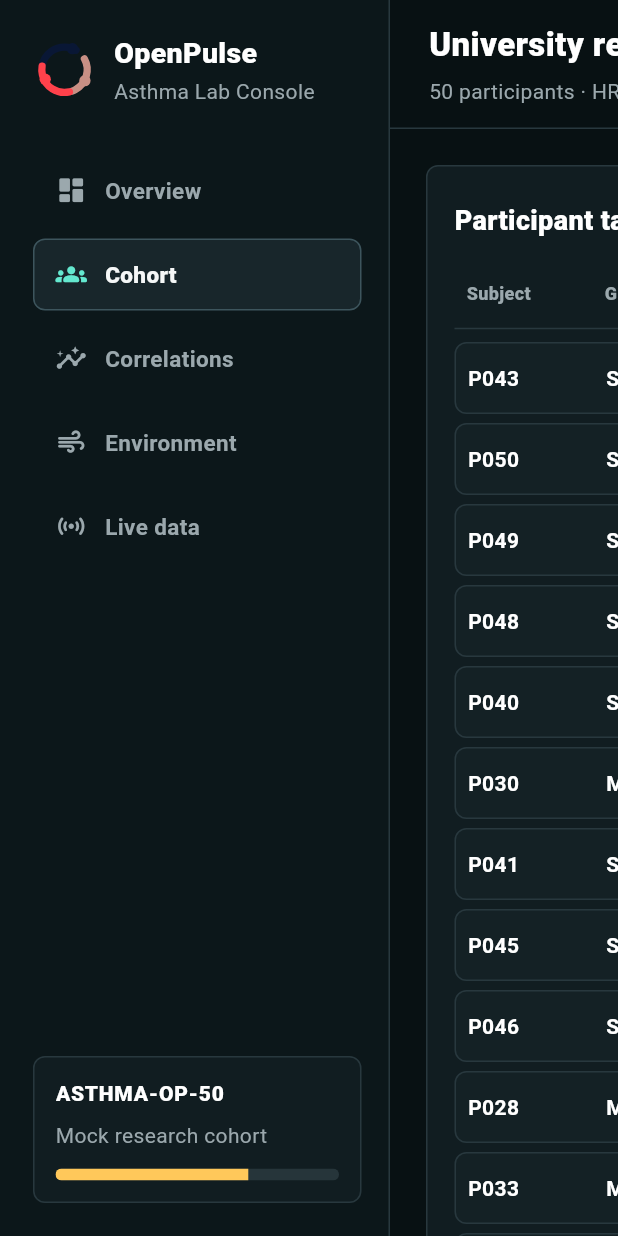
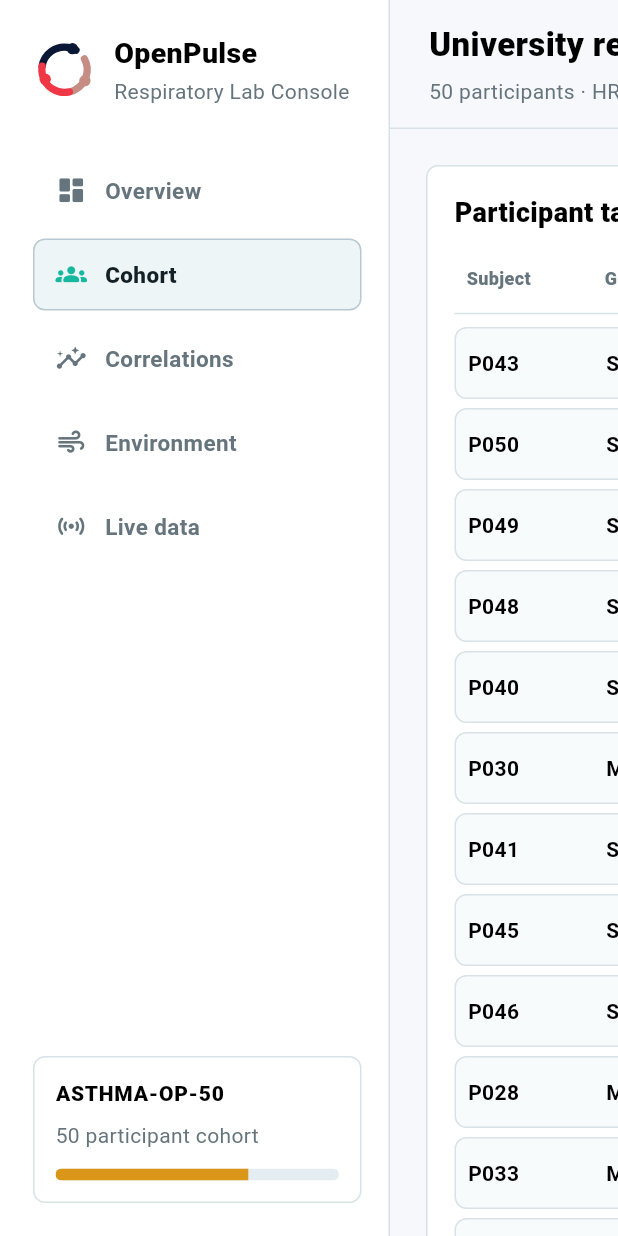
Before and after one commit to mateo-gepard/OpenpulseApp, a Flutter app: the screen it shows after launch, after a tap on "Cohort", on a phone screen of 412 x 824 dp. Run offline on Flutter 3.47's test engine with Material 3 defaults, Android fonts, the phone set to English and light mode, and no system bars; our stand-ins replace flutter_blue_plus, flutter_local_notifications, timezone; missing offline and left inert: sqlite3; Roboto replaces fonts that are missing (Helvetica).

Commit message:
Refine research dashboard layout and light theme

```diff
--- a/desktop/openpulse_dashboard/lib/main.dart
+++ b/desktop/openpulse_dashboard/lib/main.dart
@@ -20,13 +20,31 @@
       title: 'OpenPulse Research Dashboard',
       theme: ThemeData(
         useMaterial3: true,
-        brightness: Brightness.dark,
+        brightness: Brightness.light,
         fontFamily: 'Helvetica',
         scaffoldBackgroundColor: AppColors.background,
-        colorScheme: const ColorScheme.dark(
-          primary: AppColors.mint,
+        colorScheme: const ColorScheme.light(
+          primary: AppColors.blueInk,
           secondary: AppColors.coral,
           surface: AppColors.surface,
+        ),
+        filledButtonTheme: FilledButtonThemeData(
+          style: FilledButton.styleFrom(
+            backgroundColor: AppColors.blueInk,
+            foregroundColor: Colors.white,
+            shape: RoundedRectangleBorder(
+              borderRadius: BorderRadius.circular(8),
+            ),
+          ),
+        ),
+        outlinedButtonTheme: OutlinedButtonThemeData(
+          style: OutlinedButton.styleFrom(
+            foregroundColor: AppColors.blueInk,
+            side: const BorderSide(color: AppColors.lineStrong),
+            shape: RoundedRectangleBorder(
+              borderRadius: BorderRadius.circular(8),
+            ),
+          ),
         ),
       ),
       home: const DashboardShell(),
@@ -66,7 +84,7 @@
         return Scaffold(
           body: LayoutBuilder(
             builder: (context, constraints) {
-              final width = math.max(1280.0, constraints.maxWidth);
+              final width = math.max(1360.0, constraints.maxWidth);
               return SingleChildScrollView(
                 scrollDirection: Axis.horizontal,
                 child: SizedBox(
@@ -182,7 +200,7 @@
                         ),
                         SizedBox(height: 2),
                         Text(
-                          'Asthma Lab Console',
+                          'Respiratory Lab Console',
                           style: TextStyle(color: AppColors.muted),
                         ),
                       ],
@@ -285,7 +303,7 @@
           ),
           SizedBox(height: 8),
           Text(
-            'Mock research cohort',
+            '50 participant cohort',
             style: TextStyle(color: AppColors.muted),
           ),
           SizedBox(height: 12),
@@ -440,7 +458,7 @@
                 child: MetricPanel(
                   title: 'Mean heart rate',
                   value: '${avgHr.toStringAsFixed(0)} bpm',
-                  subtitle: 'Mock cohort median window',
+                  subtitle: 'Cohort median window',
                   icon: Icons.favorite_rounded,
                   color: AppColors.coral,
                   sparkValues: cohort.map((subject) => subject.heartRate),
@@ -451,7 +469,7 @@
                 child: MetricPanel(
                   title: 'Skin temperature',
                   value: '${avgTemp.toStringAsFixed(1)} degC',
-                  subtitle: 'Mock wearable thermal proxy',
+                  subtitle: 'Wearable thermal proxy',
                   icon: Icons.thermostat_rounded,
                   color: AppColors.amber,
                   sparkValues: cohort.map(
@@ -464,7 +482,7 @@
                 child: MetricPanel(
                   title: 'PM2.5 exposure',
                   value: '${avgPm25.toStringAsFixed(1)} ug/m3',
-                  subtitle: 'Mock indoor/outdoor blend',
+                  subtitle: 'Indoor/outdoor blend',
                   icon: Icons.air_rounded,
                   color: AppColors.blue,
                   sparkValues: cohort.map((subject) => subject.pm25),
@@ -475,7 +493,7 @@
                 child: MetricPanel(
                   title: 'Composite risk',
                   value: '${(risk * 100).round()}%',
-                  subtitle: 'Mock asthma signal score',
+                  subtitle: 'Asthma signal score',
                   icon: Icons.health_and_safety_rounded,
                   color: AppColors.mint,
                   sparkValues: cohort.map(
@@ -493,7 +511,6 @@
                 flex: 7,
                 child: SurfacePanel(
                   title: 'Exposure correlation overview',
-                  trailing: _MockBadge(),
                   child: SizedBox(
                     height: 330,
                     child: Row(
@@ -544,7 +561,6 @@
                 flex: 4,
                 child: SurfacePanel(
                   title: 'Signal matrix',
-                  trailing: _MockBadge(),
                   child: SizedBox(
                     height: 330,
                     child: CorrelationMatrix(cohort: cohort),
@@ -560,7 +576,6 @@
               Expanded(
                 child: SurfacePanel(
                   title: 'Risk bands',
-                  trailing: _MockBadge(),
                   child: RiskBandChart(cohort: cohort),
                 ),
               ),
@@ -568,7 +583,6 @@
               Expanded(
                 child: SurfacePanel(
                   title: 'Site exposure load',
-                  trailing: _MockBadge(),
                   child: SiteLoadChart(cohort: cohort),
                 ),
               ),
@@ -592,7 +606,6 @@
     return DashboardScroll(
       child: SurfacePanel(
         title: 'Participant table',
-        trailing: _MockBadge(),
         child: Column(
           children: [
             const _CohortHeaderRow(),
@@ -792,7 +805,6 @@
               Expanded(
                 child: SurfacePanel(
                   title: 'Pearson correlation grid',
-                  trailing: _MockBadge(),
                   child: SizedBox(
                     height: 345,
                     child: CorrelationMatrix(cohort: cohort),
@@ -863,7 +875,6 @@
               Expanded(
                 child: SurfacePanel(
                   title: '24h exposure profile',
-                  trailing: _MockBadge(),
                   child: SizedBox(
                     height: 340,
                     child: MultiLineChart(
@@ -892,7 +903,6 @@
               Expanded(
                 child: SurfacePanel(
                   title: 'Micro-site distribution',
-                  trailing: _MockBadge(),
                   child: SizedBox(
                     height: 340,
                     child: SiteLoadChart(cohort: cohort),
@@ -909,7 +919,7 @@
                   title: 'Peak PM2.5',
                   value:
                       '${hourly.map((e) => e.pm25).reduce(math.max).toStringAsFixed(1)} ug/m3',
-                  subtitle: 'Mock 24h high exposure',
+                  subtitle: '24h high exposure',
                   icon: Icons.filter_drama_rounded,
                   color: AppColors.blue,
                   sparkValues: hourly.map((point) => point.pm25),
@@ -921,7 +931,7 @@
                   title: 'Humidity',
                   value:
                       '${hourly.map((e) => e.humidity).averageValue().toStringAsFixed(0)}%',
-                  subtitle: 'Mock respiratory context',
+                  subtitle: 'Respiratory context',
                   icon: Icons.water_drop_rounded,
                   color: AppColors.mint,
                   sparkValues: hourly.map((point) => point.humidity),
@@ -935,7 +945,7 @@
                       .map((e) => e.voc)
                       .averageValue()
                       .toStringAsFixed(0),
-                  subtitle: 'Mock indoor source estimate',
+                  subtitle: 'Indoor source estimate',
                   icon: Icons.science_rounded,
                   color: AppColors.coral,
                   sparkValues: hourly.map((point) => point.voc),
@@ -1549,17 +1559,6 @@
   }
 }
 
-class _MockBadge extends StatelessWidget {
-  @override
-  Widget build(BuildContext context) {
-    return const _Badge(
-      icon: Icons.dataset_rounded,
-      label: 'Mock cohort',
-      color: AppColors.amber,
-    );
-  }
-}
-
 class _HardwareBadge extends StatelessWidget {
   @override
   Widget build(BuildContext context) {
@@ -1717,7 +1716,9 @@
 
   @override
   Widget build(BuildContext context) {
-    return CustomPaint(painter: _LinePainter(series: series));
+    return SizedBox.expand(
+      child: CustomPaint(painter: _LinePainter(series: series)),
+    );
   }
 }
 
@@ -1752,7 +1753,9 @@
         values: ir.map((sample) => sample.toDouble()).toList(),
       ),
     ];
-    return CustomPaint(painter: _LinePainter(series: series));
+    return SizedBox.expand(
+      child: CustomPaint(painter: _LinePainter(series: series)),
+    );
   }
 }
 
@@ -1781,6 +1784,9 @@
 
   @override
   void paint(Canvas canvas, Size size) {
+    if (size.width < 8 || size.height < 8) {
+      return;
+    }
     final values = series.expand((entry) => entry.values).toList();
     final rect = Offset.zero & size;
     final bg = Paint()
@@ -1796,13 +1802,13 @@
       return;
     }
 
-    final left = showGrid ? 44.0 : 0.0;
-    final top = showLegend ? 32.0 : 2.0;
+    final left = showGrid ? 46.0 : 0.0;
+    final top = showLegend ? 36.0 : 2.0;
     final chart = Rect.fromLTWH(
       left,
       top,
-      math.max(1, size.width - left - 10),
-      math.max(1, size.height - top - 24),
+      math.max(1, size.width - left - 18),
+      math.max(1, size.height - top - 28),
     );
     final minValue = values.reduce(math.min);
     final maxValue = values.reduce(math.max);
@@ -1918,7 +1924,8 @@
 
   @override
   Widget build(BuildContext context) {
-    return CustomPaint(
+    return SizedBox.expand(
+      child: CustomPaint(
         painter: _ScatterPainter(
           subjects: subjects,
           x: x,
@@ -1926,6 +1933,7 @@
           xLabel: xLabel,
           yLabel: yLabel,
           color: color,
+        ),
       ),
     );
   }
@@ -1950,7 +1958,10 @@
 
   @override
   void paint(Canvas canvas, Size size) {
-    final plot = Rect.fromLTWH(46, 14, size.width - 62, size.height - 54);
+    if (size.width < 120 || size.height < 120) {
+      return;
+    }
+    final plot = Rect.fromLTWH(58, 28, size.width - 84, size.height - 72);
     final xs = subjects.map(x).toList();
     final ys = subjects.map(y).toList();
     final minX = xs.reduce(math.min);
@@ -1988,14 +1999,14 @@
     _drawText(
       canvas,
       yLabel,
-      const Offset(0, 6),
+      const Offset(10, 8),
       color: AppColors.muted,
       size: 12,
     );
     _drawText(
       canvas,
       xLabel,
-      Offset(plot.right - 90, plot.bottom + 24),
+      Offset(plot.right - 96, plot.bottom + 28),
       color: AppColors.muted,
       size: 12,
     );
@@ -2012,7 +2023,9 @@
 
   @override
   Widget build(BuildContext context) {
-    return CustomPaint(painter: _CorrelationMatrixPainter(cohort: cohort));
+    return SizedBox.expand(
+      child: CustomPaint(painter: _CorrelationMatrixPainter(cohort: cohort)),
+    );
   }
 }
 
@@ -2023,6 +2036,9 @@
 
   @override
   void paint(Canvas canvas, Size size) {
+    if (size.width < 180 || size.height < 180) {
+      return;
+    }
     final labels = ['HR', 'Temp', 'PM2.5', 'NO2', 'VOC', 'Risk'];
     final fields = <double Function(StudySubject)>[
       (s) => s.heartRate,
@@ -2032,27 +2048,27 @@
       (s) => s.vocIndex,
       (s) => s.exacerbationRisk,
     ];
-    final top = 34.0;
-    final left = 58.0;
+    final top = 46.0;
+    final left = 72.0;
     final cell = math.min(
-      (size.width - left - 12) / labels.length,
-      (size.height - top - 12) / labels.length,
+      (size.width - left - 18) / labels.length,
+      (size.height - top - 18) / labels.length,
     );
 
     for (var i = 0; i < labels.length; i++) {
-      _drawText(
+      _drawCentered(
         canvas,
         labels[i],
-        Offset(left + i * cell + 6, 8),
-        color: AppColors.muted,
-        size: 12,
+        Offset(left + i * cell + cell / 2, 18),
+        11,
+        AppColors.muted,
       );
       _drawText(
         canvas,
         labels[i],
         Offset(6, top + i * cell + cell / 2 - 7),
         color: AppColors.muted,
-        size: 12,
+        size: 11,
       );
     }
 
@@ -2074,12 +2090,12 @@
           RRect.fromRectAndRadius(rect, const Radius.circular(8)),
           paint,
         );
-        _drawText(
+        _drawCentered(
           canvas,
           value.toStringAsFixed(2),
-          Offset(rect.left + 8, rect.top + rect.height / 2 - 7),
-          color: AppColors.text,
-          size: 12,
+          rect.center,
+          cell >= 48 ? 11 : 9,
+          AppColors.text,
         );
       }
     }
@@ -2105,12 +2121,14 @@
 
   @override
   Widget build(BuildContext context) {
-    return CustomPaint(
+    return SizedBox.expand(
+      child: CustomPaint(
         painter: _RingPainter(
           value: value,
           display: display,
           label: label,
           color: color,
+        ),
       ),
     );
   }
@@ -3594,19 +3612,19 @@
 }
 
 class AppColors {
-  static const background = Color(0xff081113);
-  static const sidebar = Color(0xff0c171a);
-  static const surface = Color(0xff111d21);
-  static const surfaceRaised = Color(0xff18262b);
-  static const line = Color(0xff28383e);
-  static const lineStrong = Color(0xff3d555d);
-  static const track = Color(0xff26353a);
-  static const text = Color(0xfff5f7f7);
-  static const muted = Color(0xff9ba8ad);
-  static const mint = Color(0xff64e8cf);
-  static const coral = Color(0xffff414b);
-  static const amber = Color(0xffffc85a);
-  static const blue = Color(0xff78c7ff);
+  static const background = Color(0xfff6f8fb);
+  static const sidebar = Color(0xffffffff);
+  static const surface = Color(0xffffffff);
+  static const surfaceRaised = Color(0xffeef5f7);
+  static const line = Color(0xffd8e2e7);
+  static const lineStrong = Color(0xffb7c8d0);
+  static const track = Color(0xffe4edf1);
+  static const text = Color(0xff132126);
+  static const muted = Color(0xff66757d);
+  static const mint = Color(0xff16b89f);
+  static const coral = Color(0xffef3746);
+  static const amber = Color(0xffd99619);
+  static const blue = Color(0xff2787c5);
   static const blueInk = Color(0xff091735);
-  static const softRose = Color(0xffc88f84);
-}
+  static const softRose = Color(0xffc58d83);
+}
```
Also changed, not shown: 2 other files. Lines whose indentation alone changed are shown as unchanged.
